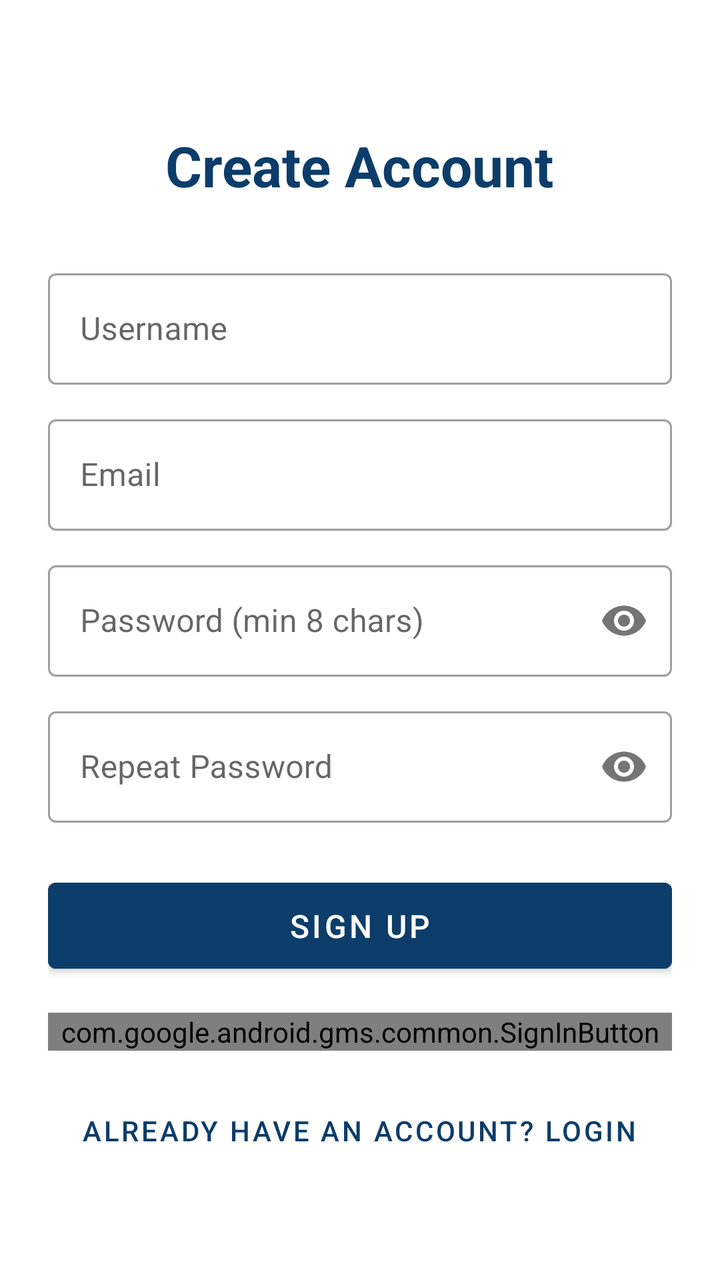
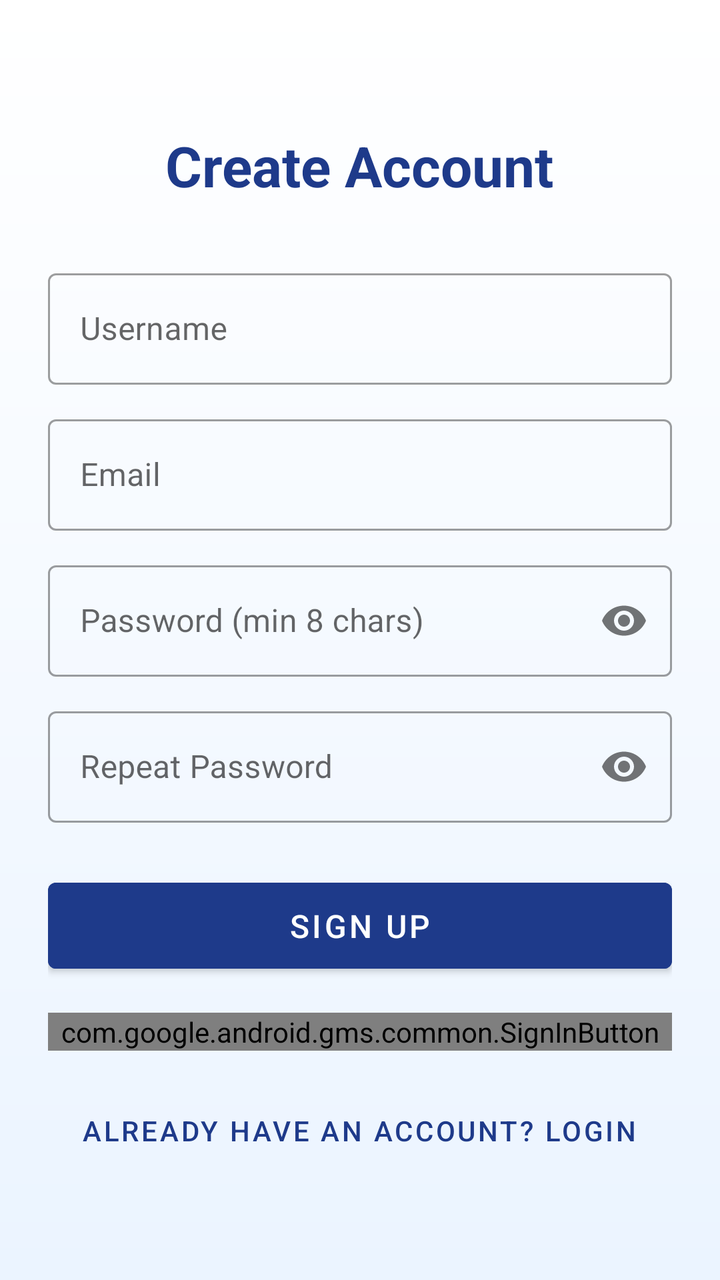

Screens rendered from an Android XML layout before and after an edit, with the pre-edit source and the edit as a unified diff.
<!-- AndroidManifest.xml: application theme Theme.MaterialComponents.DayNight.NoActionBar -->
<!-- res/layout/activity_register.xml -->
<?xml version="1.0" encoding="utf-8"?>
<ScrollView xmlns:android="http://schemas.android.com/apk/res/android"
    xmlns:app="http://schemas.android.com/apk/res-auto"
    android:layout_width="match_parent"
    android:layout_height="match_parent"
    android:fitsSystemWindows="true"
    android:background="#FFFFFF">

    <LinearLayout
        android:layout_width="match_parent"
        android:layout_height="wrap_content"
        android:orientation="vertical"
        android:padding="24dp"
        android:gravity="center_horizontal">

        <TextView
            android:layout_width="wrap_content"
            android:layout_height="wrap_content"
            android:text="@string/create_account"
            android:textSize="28sp"
            android:textStyle="bold"
            android:textColor="#0C3D6A"
            android:layout_marginTop="40dp"
            android:layout_marginBottom="30dp"/>

        <com.google.android.material.textfield.TextInputLayout
            android:layout_width="match_parent"
            android:layout_height="wrap_content"
            android:layout_marginBottom="12dp"
            android:hint="@string/username"
            style="@style/Widget.MaterialComponents.TextInputLayout.OutlinedBox">
            <com.google.android.material.textfield.TextInputEditText
                android:id="@+id/etUsername"
                android:layout_width="match_parent"
                android:layout_height="wrap_content"
                android:inputType="textPersonName" />
        </com.google.android.material.textfield.TextInputLayout>

        <com.google.android.material.textfield.TextInputLayout
            android:layout_width="match_parent"
            android:layout_height="wrap_content"
            android:layout_marginBottom="12dp"
            android:hint="@string/email"
            style="@style/Widget.MaterialComponents.TextInputLayout.OutlinedBox">
            <com.google.android.material.textfield.TextInputEditText
                android:id="@+id/etEmail"
                android:layout_width="match_parent"
                android:layout_height="wrap_content"
                android:inputType="textEmailAddress" />
        </com.google.android.material.textfield.TextInputLayout>

        <com.google.android.material.textfield.TextInputLayout
            android:layout_width="match_parent"
            android:layout_height="wrap_content"
            android:layout_marginBottom="12dp"
            android:hint="@string/password_hint"
            app:passwordToggleEnabled="true"
            style="@style/Widget.MaterialComponents.TextInputLayout.OutlinedBox">
            <com.google.android.material.textfield.TextInputEditText
                android:id="@+id/etPassword"
                android:layout_width="match_parent"
                android:layout_height="wrap_content"
                android:inputType="textPassword" />
        </com.google.android.material.textfield.TextInputLayout>

        <com.google.android.material.textfield.TextInputLayout
            android:layout_width="match_parent"
            android:layout_height="wrap_content"
            android:layout_marginBottom="24dp"
            android:hint="@string/repeat_password"
            app:passwordToggleEnabled="true"
            style="@style/Widget.MaterialComponents.TextInputLayout.OutlinedBox">
            <com.google.android.material.textfield.TextInputEditText
                android:id="@+id/etRepeatPassword"
                android:layout_width="match_parent"
                android:layout_height="wrap_content"
                android:inputType="textPassword" />
        </com.google.android.material.textfield.TextInputLayout>

        <Button
            android:id="@+id/btnRegister"
            android:layout_width="match_parent"
            android:layout_height="55dp"
            android:text="@string/sign_up"
            android:backgroundTint="#0C3D6A"
            android:textColor="#FFFFFF"
            android:textSize="16sp" />

        <com.google.android.gms.common.SignInButton
            android:id="@+id/btnGoogleRegister"
            android:layout_width="match_parent"
            android:layout_height="wrap_content"
            android:layout_marginTop="16dp" />

        <Button
            android:id="@+id/btnBackToLogin"
            style="@style/Widget.MaterialComponents.Button.TextButton"
            android:layout_width="wrap_content"
            android:layout_height="wrap_content"
            android:layout_marginTop="16dp"
            android:text="@string/already_have_account"
            android:textColor="#0C3D6A" />

    </LinearLayout>
</ScrollView>
<!-- resources referenced by this layout -->
<resources>
  <string name="already_have_account">Already have an account? Login</string>
  <string name="create_account">Create Account</string>
  <string name="email">Email</string>
  <string name="password_hint">Password (min 8 chars)</string>
  <string name="repeat_password">Repeat Password</string>
  <string name="sign_up">Sign Up</string>
  <string name="username">Username</string>
</resources>

<!-- the commit's change to res/layout/activity_register.xml (unified diff, before → after) -->
@@ -4,7 +4,7 @@
     android:layout_width="match_parent"
     android:layout_height="match_parent"
     android:fitsSystemWindows="true"
-    android:background="#FFFFFF">
+    android:background="@drawable/bg_gradient_light">
 
     <LinearLayout
         android:layout_width="match_parent"
@@ -19,7 +19,7 @@
             android:text="@string/create_account"
             android:textSize="28sp"
             android:textStyle="bold"
-            android:textColor="#0C3D6A"
+            android:textColor="@color/main_blue"
             android:layout_marginTop="40dp"
             android:layout_marginBottom="30dp"/>
 
@@ -82,7 +82,7 @@
             android:layout_width="match_parent"
             android:layout_height="55dp"
             android:text="@string/sign_up"
-            android:backgroundTint="#0C3D6A"
+            android:backgroundTint="@color/main_blue"
             android:textColor="#FFFFFF"
             android:textSize="16sp" />
 
@@ -99,7 +99,7 @@
             android:layout_height="wrap_content"
             android:layout_marginTop="16dp"
             android:text="@string/already_have_account"
-            android:textColor="#0C3D6A" />
+            android:textColor="@color/main_blue" />
 
     </LinearLayout>
 </ScrollView>
<!-- resource entries referenced after the edit -->
@@ -1,5 +1,15 @@
 <!-- resources referenced by this layout -->
 <resources>
+  <color name="main_blue">#1E3A8A</color>
+  <!-- drawable bg_gradient_light (drawable) -->
+  <?xml version="1.0" encoding="utf-8"?>
+  <shape xmlns:android="http://schemas.android.com/apk/res/android">
+      
+      <gradient
+          android:startColor="@color/grad_top"
+          android:endColor="@color/grad_bottom"
+          android:angle="270" />
+  </shape>
   <string name="already_have_account">Already have an account? Login</string>
   <string name="create_account">Create Account</string>
   <string name="email">Email</string>
@@ -7,5 +17,7 @@
   <string name="repeat_password">Repeat Password</string>
   <string name="sign_up">Sign Up</string>
   <string name="username">Username</string>
+  <color name="grad_top">#FFFFFF</color>
+  <color name="grad_bottom">#EBF4FF</color>
 </resources>
 
